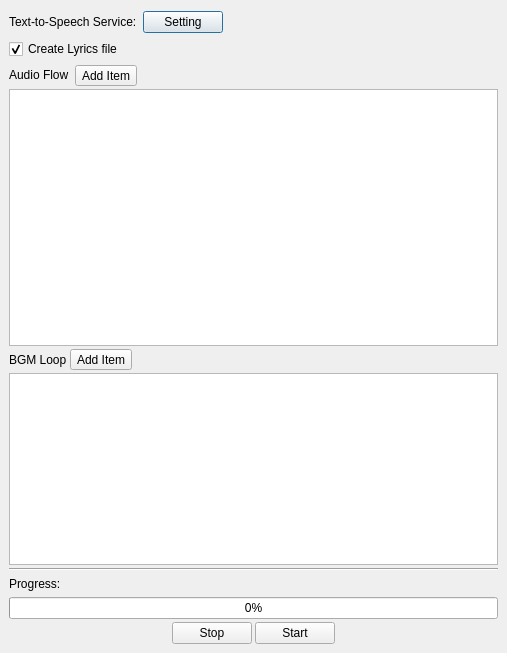
Old version of the form design/audiodialog.ui in the repository kokimame/joytan.
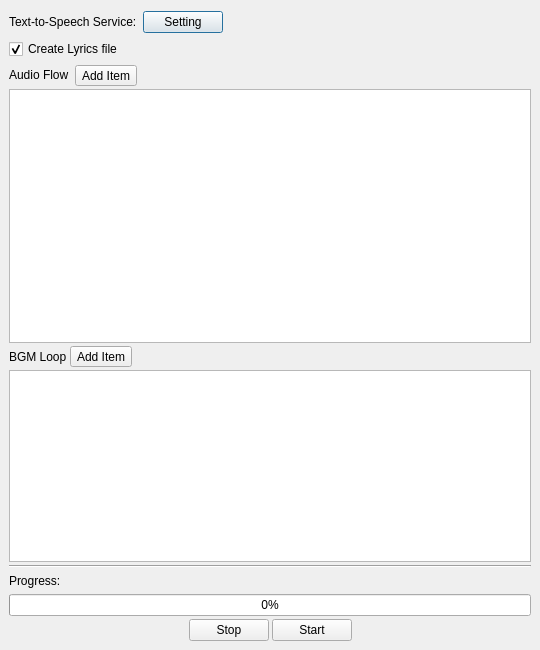
New version of the form.

Commit message: resizing dialogs

Diff of the .ui file:
```diff
--- a/design/audiodialog.ui
+++ b/design/audiodialog.ui
@@ -6,8 +6,8 @@
    <rect>
     <x>0</x>
     <y>0</y>
-    <width>507</width>
-    <height>653</height>
+    <width>540</width>
+    <height>650</height>
    </rect>
   </property>
   <property name="windowTitle">
```
The commit also changes 3 other files.
